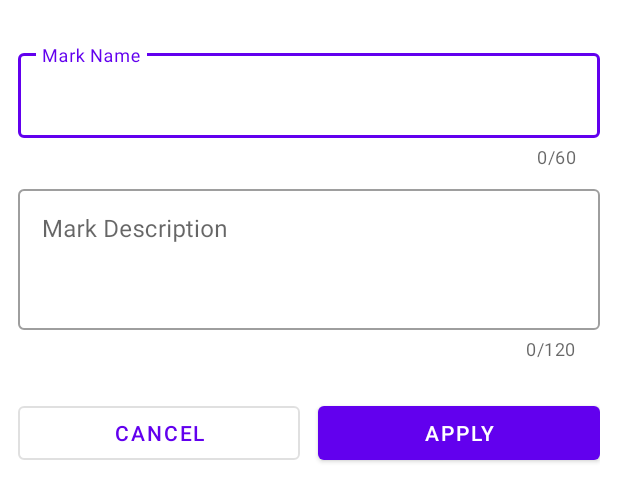
After one commit to myasnick-off/PointMap, an Android app: the layout fragment_dialog_edit_mark.xml on its own in the app's theme, with its tools: preview values and no code run, on a phone screen of 412 x 824 dp. The commit adds this screen. Shown: the top 502 px of the screen. Run offline under Robolectric (Android 15) with nearby library versions, the phone set to English and light mode, and no system bars.

Commit message:
реализовал диалоговое окно редактирования данных метки

```diff
--- a/app/src/main/java/com/example/pointmap/ui/ItemClickListener.kt
+++ b/app/src/main/java/com/example/pointmap/ui/ItemClickListener.kt
@@ -1,9 +1,9 @@
 package com.example.pointmap.ui
 
-import com.example.pointmap.model.Mark
+import com.yandex.mapkit.geometry.Point
 
 interface ItemClickListener {
-    fun onEditClick(name: String, description: String)
+    fun onEditClick(itemId: Long)
     fun onRemoveClick(itemId: Long)
-    fun onItemClick(item: Mark)
+    fun onItemClick(point: Point)
 }
--- a/app/src/main/java/com/example/pointmap/ui/MarkListAdapter.kt
+++ b/app/src/main/java/com/example/pointmap/ui/MarkListAdapter.kt
@@ -34,9 +34,9 @@ class MarkListAdapter(private val itemClickListener: ItemClickListener) : Recycl
             markDescription.text = item.description
             markLatVal.text = item.point.latitude.toString()
             markLonVal.text = item.point.longitude.toString()
-            editButton.setOnClickListener { itemClickListener.onEditClick(name = item.name, description = item.description) }
+            editButton.setOnClickListener { itemClickListener.onEditClick(itemId = item.id) }
             removeButton.setOnClickListener { itemClickListener.onRemoveClick(itemId = item.id) }
-            root.setOnClickListener { itemClickListener.onItemClick(item = item) }
+            root.setOnClickListener { itemClickListener.onItemClick(point = item.point) }
         }
     }
 
--- /dev/null
+++ b/app/src/main/res/layout/fragment_dialog_edit_mark.xml
@@ -0,0 +1,81 @@
+<?xml version="1.0" encoding="utf-8"?>
+<androidx.constraintlayout.widget.ConstraintLayout xmlns:android="http://schemas.android.com/apk/res/android"
+    xmlns:app="http://schemas.android.com/apk/res-auto"
+    android:layout_width="match_parent"
+    android:layout_height="match_parent"
+    android:minWidth="350dp"
+    android:padding="@dimen/padding_12">
+
+    <com.google.android.material.textfield.TextInputLayout
+        android:id="@+id/name_layout"
+        style="@style/Widget.MaterialComponents.TextInputLayout.OutlinedBox"
+        android:layout_width="0dp"
+        android:layout_height="wrap_content"
+        android:layout_marginTop="18dp"
+        android:hint="@string/name"
+        app:counterEnabled="true"
+        app:counterMaxLength="60"
+        app:layout_constraintEnd_toEndOf="parent"
+        app:layout_constraintHorizontal_weight="1"
+        app:layout_constraintStart_toStartOf="parent"
+        app:layout_constraintTop_toTopOf="parent">
+
+        <com.google.android.material.textfield.TextInputEditText
+            android:id="@+id/name_field"
+            android:layout_width="match_parent"
+            android:layout_height="wrap_content"
+            android:selectAllOnFocus="true" />
+
+    </com.google.android.material.textfield.TextInputLayout>
+
+    <com.google.android.material.textfield.TextInputLayout
+        android:id="@+id/description_layout"
+        style="@style/Widget.MaterialComponents.TextInputLayout.OutlinedBox"
+        android:layout_width="0dp"
+        android:layout_height="wrap_content"
+        android:layout_marginTop="8dp"
+        android:hint="@string/mark_description"
+        app:counterEnabled="true"
+        app:counterMaxLength="120"
+        app:layout_constraintEnd_toEndOf="parent"
+        app:layout_constraintHorizontal_weight="1"
+        app:layout_constraintStart_toStartOf="parent"
+        app:layout_constraintTop_toBottomOf="@id/name_layout">
+
+        <com.google.android.material.textfield.TextInputEditText
+            android:id="@+id/description_field"
+            android:layout_width="match_parent"
+            android:layout_height="wrap_content"
+            android:gravity="top"
+            android:inputType="textMultiLine"
+            android:lines="3"
+            android:maxLines="3"
+            android:selectAllOnFocus="true" />
+
+    </com.google.android.material.textfield.TextInputLayout>
+
+    <com.google.android.material.button.MaterialButton
+        android:id="@+id/btn_apply"
+        style="@style/Widget.MaterialComponents.Button"
+        android:layout_width="0dp"
+        android:layout_height="wrap_content"
+        android:layout_marginTop="24dp"
+        android:text="@string/apply"
+        app:layout_constraintEnd_toEndOf="parent"
+        app:layout_constraintHorizontal_bias="0.5"
+        app:layout_constraintStart_toEndOf="@+id/btn_cancel"
+        app:layout_constraintTop_toBottomOf="@id/description_layout" />
+
+    <com.google.android.material.button.MaterialButton
+        android:id="@+id/btn_cancel"
+        style="@style/Widget.MaterialComponents.Button.OutlinedButton"
+        android:layout_width="0dp"
+        android:layout_height="wrap_content"
+        android:layout_marginEnd="12dp"
+        android:text="@string/cancel"
+        app:layout_constraintBaseline_toBaselineOf="@id/btn_apply"
+        app:layout_constraintEnd_toStartOf="@+id/btn_apply"
+        app:layout_constraintHorizontal_bias="0.5"
+        app:layout_constraintStart_toStartOf="parent" />
+
+</androidx.constraintlayout.widget.ConstraintLayout>
--- a/app/src/main/res/values/dimens.xml
+++ b/app/src/main/res/values/dimens.xml
@@ -4,4 +4,5 @@
     <dimen name="padding_8">8dp</dimen>
     <dimen name="margin_8">8dp</dimen>
     <dimen name="margin_16">16dp</dimen>
+    <dimen name="padding_12">12dp</dimen>
 </resources>
--- a/app/src/main/res/values/strings.xml
+++ b/app/src/main/res/values/strings.xml
@@ -11,4 +11,8 @@
     <string name="latitude">Latitude:</string>
     <string name="longitude">Longitude:</string>
     <string name="list_is_empty">List is Empty</string>
+    <string name="cancel">Cancel</string>
+    <string name="apply">Apply</string>
+    <string name="name">Mark Name</string>
+    <string name="mark_description">Mark Description</string>
 </resources>
```
Also changed, not shown: app/src/main/java/com/example/pointmap/ui/EditMarkDialogFragment.kt (added, +72 -0 lines), app/src/main/java/com/example/pointmap/ui/ListFragment.kt (+10 -4 lines), app/src/main/java/com/example/pointmap/ui/MainViewModel.kt (+12 -0 lines), app/src/main/java/com/example/pointmap/ui/MapFragment.kt (+13 -1 lines).
